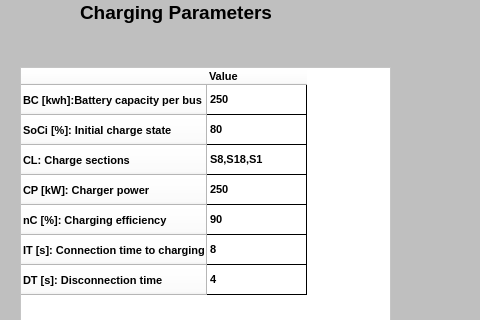
This is UI/InterfaceOpportunity.ui in Potter-Gryffindor/Proyecto-Final as Qt 5 draws it before an edit; both pictures show x 102 to 582 and y 98 to 418 of the 967 by 686 pixel window. The edited form follows.
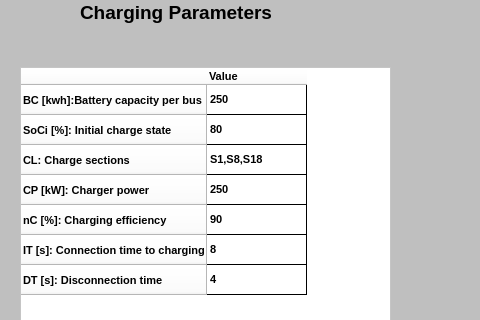
This is the edited form. Icons and pictures are not drawn.

Patch:
```diff
--- a/UI/InterfaceOpportunity.ui
+++ b/UI/InterfaceOpportunity.ui
@@ -966,7 +966,7 @@
       </item>
       <item row="2" column="0">
        <property name="text">
-        <string>S8,S18,S1</string>
+        <string>S1,S8,S18</string>
        </property>
        <property name="font">
         <font>
```
Left out of the diff: 2 changed lines with no effect on the pictures.
